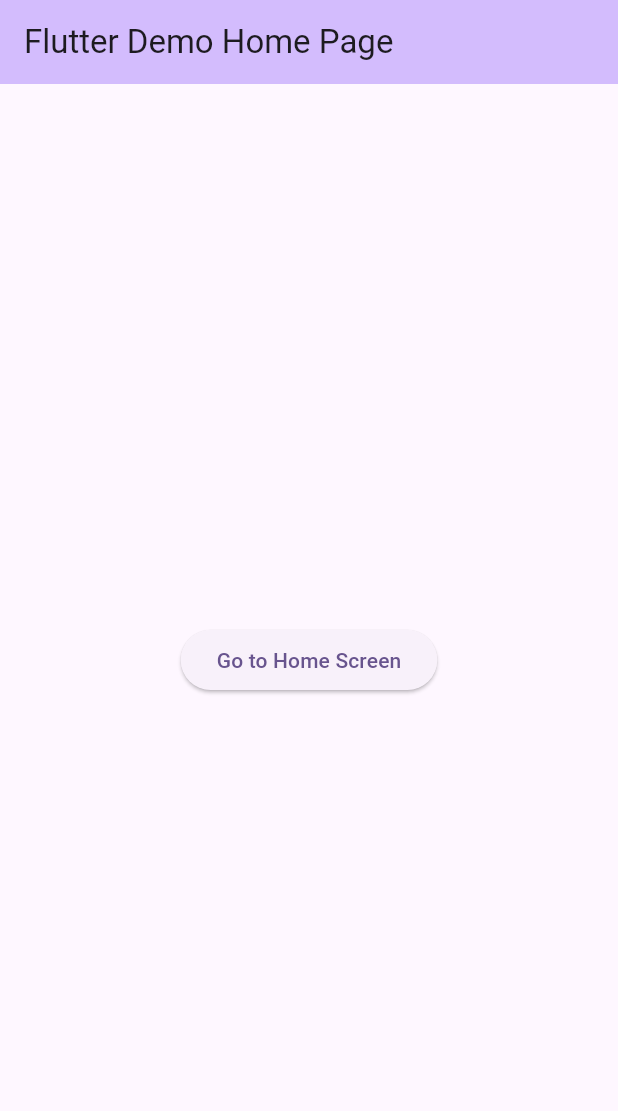
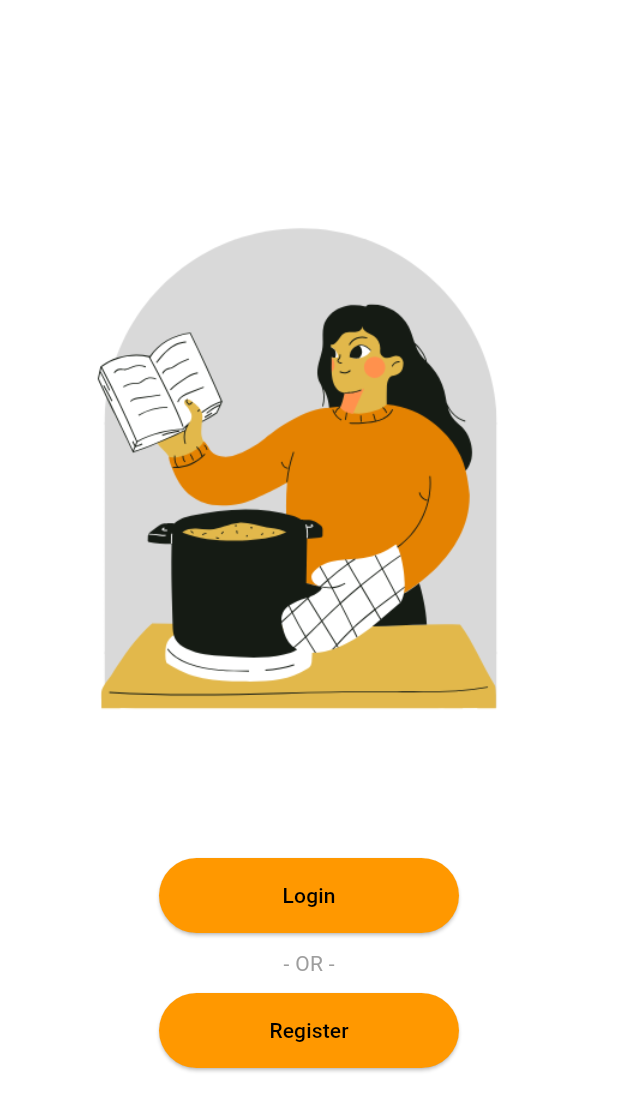
Before and after one commit to patelkiran185/G05, a Flutter app: the screen it shows after launch, on a phone screen of 412 x 824 dp. Shown: the top 1111 px of the screen. Run offline on Flutter 3.47's test engine with Material 3 defaults, Android fonts, the light colour scheme and no system bars.

Commit message:
Refactor login and registration screen and change workflow

```diff
--- a/Frontend/lib/main.dart
+++ b/Frontend/lib/main.dart
@@ -1,6 +1,6 @@
 import 'package:flutter/material.dart';
-
-import 'screens/homescreen.dart';
+import 'screens/login.dart';
+import 'screens/register.dart';
 
 void main() {
   runApp(const MyApp());
@@ -13,38 +13,69 @@ class MyApp extends StatelessWidget {
   Widget build(BuildContext context) {
     return MaterialApp(
       debugShowCheckedModeBanner: false,
-      title: 'Flutter Demo',
-      theme: ThemeData(
-        colorScheme: ColorScheme.fromSeed(seedColor: Colors.deepPurple),
-        useMaterial3: true,
-      ),
-      home: const MyHomePage(title: 'Flutter Demo Home Page'),
+      home: const MyHomePage(),
     );
   }
 }
 
 class MyHomePage extends StatelessWidget {
-  const MyHomePage({Key? key, required this.title}) : super(key: key);
-
-  final String title;
+  const MyHomePage({Key? key}) : super(key: key);
 
   @override
   Widget build(BuildContext context) {
     return Scaffold(
-      appBar: AppBar(
-        backgroundColor: Theme.of(context).colorScheme.inversePrimary,
-        title: Text(title),
-      ),
+      backgroundColor: Colors.white,
       body: Center(
-        child: ElevatedButton(
-          onPressed: () {
-            // Navigate to HomeScreen
-            Navigator.push(
-              context,
-              MaterialPageRoute(builder: (context) => const HomeScreen()),
-            );
-          },
-          child: const Text('Go to Home Screen'),
+        child: Column(
+          mainAxisAlignment: MainAxisAlignment.center,
+          children: [
+            Image.asset(
+              'assets/images/login.png',
+              height: 400,
+              width: 400,
+              fit: BoxFit.contain,
+            ),
+            const SizedBox(height: 30),
+           const SizedBox(height: 30),
+ElevatedButton(
+  onPressed: () {
+    Navigator.push(
+      context,
+      MaterialPageRoute(builder: (context) => const LoginScreen()),
+    );
+  },
+  style: ElevatedButton.styleFrom(
+    backgroundColor: Colors.orange,
+    minimumSize: const Size(200, 50),
+  ),
+  child: const Text(
+    'Login',
+    style: TextStyle(color: Colors.black),
+  ),
+),
+const SizedBox(height: 10),
+const Text(
+  '- OR -',
+  style: TextStyle(color: Colors.grey),
+),
+const SizedBox(height: 10),
+ElevatedButton(
+  onPressed: () {
+    Navigator.push(
+      context,
+      MaterialPageRoute(builder: (context) => const RegisterScreen()),
+    );
+  },
+  style: ElevatedButton.styleFrom(
+    backgroundColor: Colors.orange,
+    minimumSize: const Size(200, 50),
+  ),
+  child: const Text(
+    'Register',
+    style: TextStyle(color: Colors.black),
+  ),
+),
+          ],
         ),
       ),
     );
--- a/Frontend/pubspec.yaml
+++ b/Frontend/pubspec.yaml
@@ -35,6 +35,8 @@ dependencies:
   # The following adds the Cupertino Icons font to your application.
   # Use with the CupertinoIcons class for iOS style icons.
   cupertino_icons: ^1.0.8
+  permission_handler: ^11.3.1
+  mobile_scanner: ^6.0.2
 
 dev_dependencies:
   flutter_test:
```
Also changed, not shown: Frontend/lib/screens/login.dart (+90 -0 lines), Frontend/lib/screens/register.dart (+17 -0 lines), Frontend/assets/images/login.png (added), Frontend/pubspec.lock, 3 other files.
